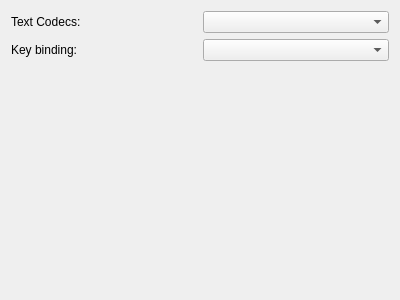
First picture: the form in Viewer/Plugins/FrmParameterTerminalBehavior.ui, repository KangLin/RabbitRemoteControl, before the edit.
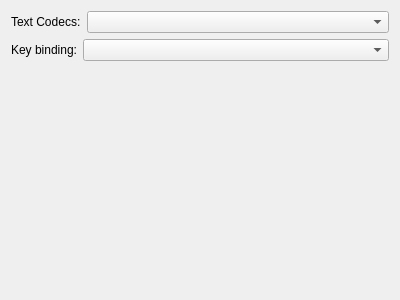
Second picture: the form after the edit.

Commit message: Terminal: modify initial font

Diff of the .ui file:
```diff
--- a/Viewer/Plugins/FrmParameterTerminalBehavior.ui
+++ b/Viewer/Plugins/FrmParameterTerminalBehavior.ui
@@ -22,14 +22,14 @@
         <string>Key binding:</string>
        </property>
        <property name="wordWrap">
-        <bool>true</bool>
+        <bool>false</bool>
        </property>
       </widget>
      </item>
      <item>
       <widget class="QComboBox" name="cbKeyBinding">
        <property name="sizePolicy">
-        <sizepolicy hsizetype="Preferred" vsizetype="Fixed">
+        <sizepolicy hsizetype="Expanding" vsizetype="Fixed">
          <horstretch>0</horstretch>
          <verstretch>0</verstretch>
         </sizepolicy>
@@ -42,18 +42,24 @@
     <layout class="QHBoxLayout" name="horizontalLayout_8">
      <item>
       <widget class="QLabel" name="label_8">
+       <property name="sizePolicy">
+        <sizepolicy hsizetype="Preferred" vsizetype="Preferred">
+         <horstretch>0</horstretch>
+         <verstretch>0</verstretch>
+        </sizepolicy>
+       </property>
        <property name="text">
         <string>Text Codecs:</string>
        </property>
        <property name="wordWrap">
-        <bool>true</bool>
+        <bool>false</bool>
        </property>
       </widget>
      </item>
      <item>
       <widget class="QComboBox" name="cbTextCodecs">
        <property name="sizePolicy">
-        <sizepolicy hsizetype="Preferred" vsizetype="Fixed">
+        <sizepolicy hsizetype="Expanding" vsizetype="Fixed">
          <horstretch>0</horstretch>
          <verstretch>0</verstretch>
         </sizepolicy>
```
The commit also changes 6 other files.
